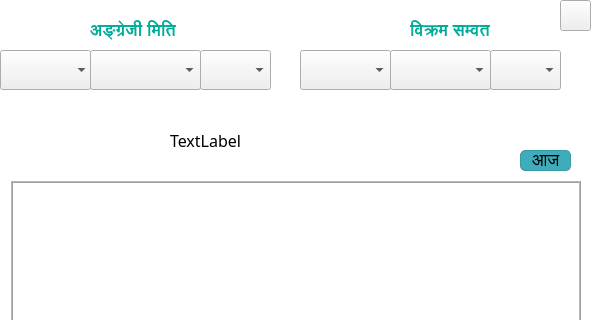
First picture: the form in calendarwindow.ui, repository khumnath/nepdate, before the edit; both pictures show x 0 to 595 and y 0 to 320 of the 595 by 570 pixel window.
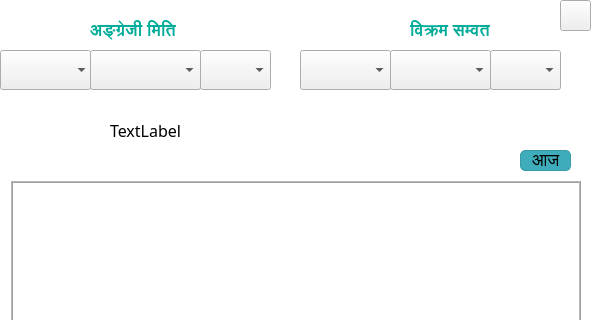
Second picture: the form after the edit. Icons and pictures are not drawn.

What changed in the file:
```diff
--- a/calendarwindow.ui
+++ b/calendarwindow.ui
@@ -188,9 +188,9 @@
    <widget class="QLabel" name="output">
     <property name="geometry">
      <rect>
-      <x>170</x>
-      <y>110</y>
-      <width>351</width>
+      <x>110</x>
+      <y>100</y>
+      <width>401</width>
       <height>61</height>
      </rect>
     </property>
```
